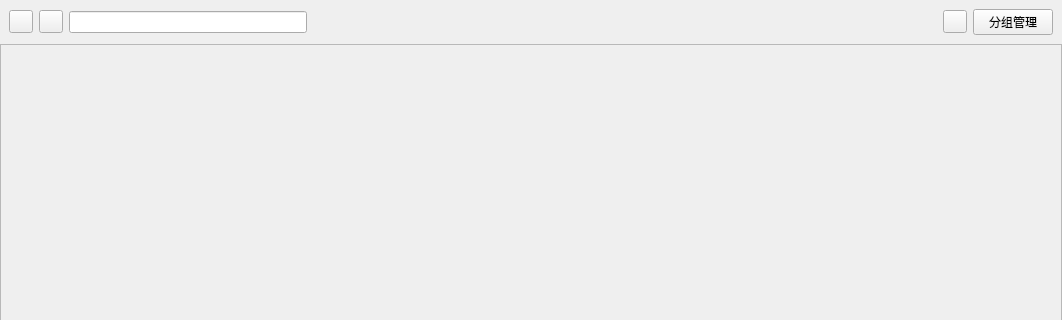
First picture: the form in src/views/novel/pages/bookshelf/bookshelf.ui, repository ddmoyu/ddmy, before the edit; both pictures show x 0 to 1062 and y 0 to 320 of the 1062 by 718 pixel window.
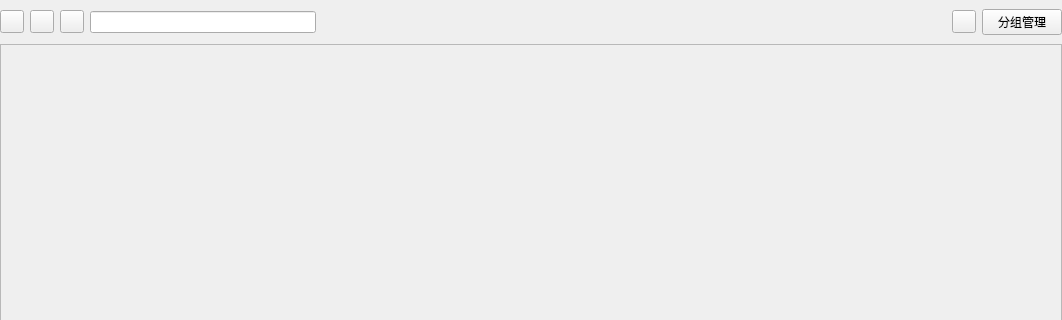
Second picture: the form after the edit. Custom widgets are drawn as their Qt base class.

```diff
--- a/src/views/novel/pages/bookshelf/bookshelf.ui
+++ b/src/views/novel/pages/bookshelf/bookshelf.ui
@@ -32,7 +32,44 @@
    <item row="0" column="0">
     <widget class="QWidget" name="wgt_top_tools" native="true">
      <layout class="QGridLayout" name="gridLayout_3">
+      <property name="leftMargin">
+       <number>0</number>
+      </property>
+      <property name="rightMargin">
+       <number>0</number>
+      </property>
+      <item row="0" column="5">
+       <widget class="TransparentToolButton" name="btn_add">
+        <property name="text">
+         <string/>
+        </property>
+       </widget>
+      </item>
       <item row="0" column="3">
+       <widget class="SearchLineEdit" name="le_search">
+        <property name="maximumSize">
+         <size>
+          <width>300</width>
+          <height>16777215</height>
+         </size>
+        </property>
+       </widget>
+      </item>
+      <item row="0" column="0">
+       <widget class="TransparentToolButton" name="btn_views">
+        <property name="text">
+         <string/>
+        </property>
+       </widget>
+      </item>
+      <item row="0" column="6">
+       <widget class="PushButton" name="btn_group_manager">
+        <property name="text">
+         <string>分组管理</string>
+        </property>
+       </widget>
+      </item>
+      <item row="0" column="4">
        <spacer name="horizontalSpacer">
         <property name="orientation">
          <enum>Qt::Orientation::Horizontal</enum>
@@ -45,13 +82,6 @@
         </property>
        </spacer>
       </item>
-      <item row="0" column="0">
-       <widget class="TransparentToolButton" name="btn_views">
-        <property name="text">
-         <string/>
-        </property>
-       </widget>
-      </item>
       <item row="0" column="1">
        <widget class="TransparentToolButton" name="btn_filters">
         <property name="text">
@@ -59,27 +89,10 @@
         </property>
        </widget>
       </item>
-      <item row="0" column="5">
-       <widget class="PushButton" name="btn_group_manager">
-        <property name="text">
-         <string>分组管理</string>
-        </property>
-       </widget>
-      </item>
-      <item row="0" column="4">
-       <widget class="TransparentToolButton" name="btn_add">
-        <property name="text">
-         <string/>
-        </property>
-       </widget>
-      </item>
       <item row="0" column="2">
-       <widget class="SearchLineEdit" name="le_search">
-        <property name="maximumSize">
-         <size>
-          <width>300</width>
-          <height>16777215</height>
-         </size>
+       <widget class="TransparentToolButton" name="btn_search">
+        <property name="text">
+         <string/>
         </property>
        </widget>
       </item>
@@ -119,19 +132,6 @@
        <item row="0" column="0">
         <layout class="QVBoxLayout" name="verticalLayout"/>
        </item>
-       <item row="1" column="0">
-        <spacer name="verticalSpacer">
-         <property name="orientation">
-          <enum>Qt::Orientation::Vertical</enum>
-         </property>
-         <property name="sizeHint" stdset="0">
-          <size>
-           <width>20</width>
-           <height>40</height>
-          </size>
-         </property>
-        </spacer>
-       </item>
       </layout>
      </widget>
     </widget>
```
